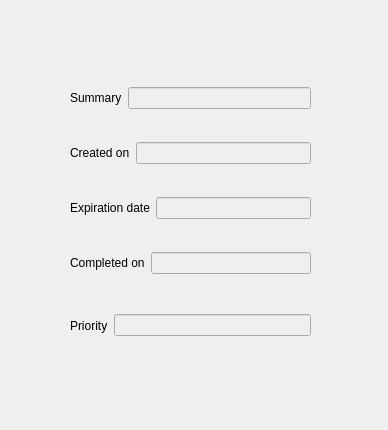
Above: qtcreatorTest/Headers/todo_information.ui from piccirilloth/Calendar-and-To-Do-list-CalDav before the change. Below: the same form after it.
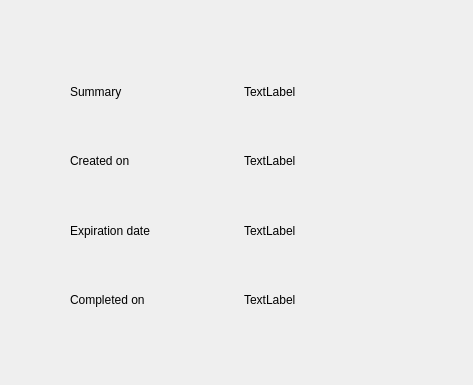
That is the form after the change.

Commit message: api checks added and information style changed

```diff
--- a/qtcreatorTest/Headers/todo_information.ui
+++ b/qtcreatorTest/Headers/todo_information.ui
@@ -6,8 +6,8 @@
    <rect>
     <x>0</x>
     <y>0</y>
-    <width>388</width>
-    <height>430</height>
+    <width>473</width>
+    <height>385</height>
    </rect>
   </property>
   <property name="windowTitle">
@@ -18,8 +18,8 @@
     <rect>
      <x>70</x>
      <y>60</y>
-     <width>241</width>
-     <height>241</height>
+     <width>341</width>
+     <height>271</height>
     </rect>
    </property>
    <layout class="QVBoxLayout" name="verticalLayout">
@@ -36,9 +36,12 @@
        </widget>
       </item>
       <item>
-       <widget class="QLineEdit" name="lineEdit_summary">
-        <property name="enabled">
-         <bool>false</bool>
+       <widget class="QLabel" name="label_summary">
+        <property name="styleSheet">
+         <string notr="true">font: 12pt &quot;Sans Serif&quot;;</string>
+        </property>
+        <property name="text">
+         <string>TextLabel</string>
         </property>
        </widget>
       </item>
@@ -57,9 +60,12 @@
        </widget>
       </item>
       <item>
-       <widget class="QLineEdit" name="lineEdit_createdOn">
-        <property name="enabled">
-         <bool>false</bool>
+       <widget class="QLabel" name="label_createdOn">
+        <property name="styleSheet">
+         <string notr="true">font: 12pt &quot;Sans Serif&quot;;</string>
+        </property>
+        <property name="text">
+         <string>TextLabel</string>
         </property>
        </widget>
       </item>
@@ -78,9 +84,12 @@
        </widget>
       </item>
       <item>
-       <widget class="QLineEdit" name="lineEdit_expDate">
-        <property name="enabled">
-         <bool>false</bool>
+       <widget class="QLabel" name="label_expDate">
+        <property name="styleSheet">
+         <string notr="true">font: 12pt &quot;Sans Serif&quot;;</string>
+        </property>
+        <property name="text">
+         <string>TextLabel</string>
         </property>
        </widget>
       </item>
@@ -99,9 +108,12 @@
        </widget>
       </item>
       <item>
-       <widget class="QLineEdit" name="lineEdit_completed">
-        <property name="enabled">
-         <bool>false</bool>
+       <widget class="QLabel" name="label_completedOn">
+        <property name="styleSheet">
+         <string notr="true">font: 12pt &quot;Sans Serif&quot;;</string>
+        </property>
+        <property name="text">
+         <string>TextLabel</string>
         </property>
        </widget>
       </item>
@@ -109,35 +121,6 @@
     </item>
    </layout>
   </widget>
-  <widget class="QWidget" name="layoutWidget_2">
-   <property name="geometry">
-    <rect>
-     <x>70</x>
-     <y>300</y>
-     <width>241</width>
-     <height>51</height>
-    </rect>
-   </property>
-   <layout class="QHBoxLayout" name="horizontalLayout_7">
-    <item>
-     <widget class="QLabel" name="label_7">
-      <property name="styleSheet">
-       <string notr="true">font: 12pt &quot;Sans Serif&quot;;</string>
-      </property>
-      <property name="text">
-       <string>Priority</string>
-      </property>
-     </widget>
-    </item>
-    <item>
-     <widget class="QLineEdit" name="lineEdit_priority">
-      <property name="enabled">
-       <bool>false</bool>
-      </property>
-     </widget>
-    </item>
-   </layout>
-  </widget>
  </widget>
  <resources/>
  <connections/>
```
The commit also changes 22 other files.
